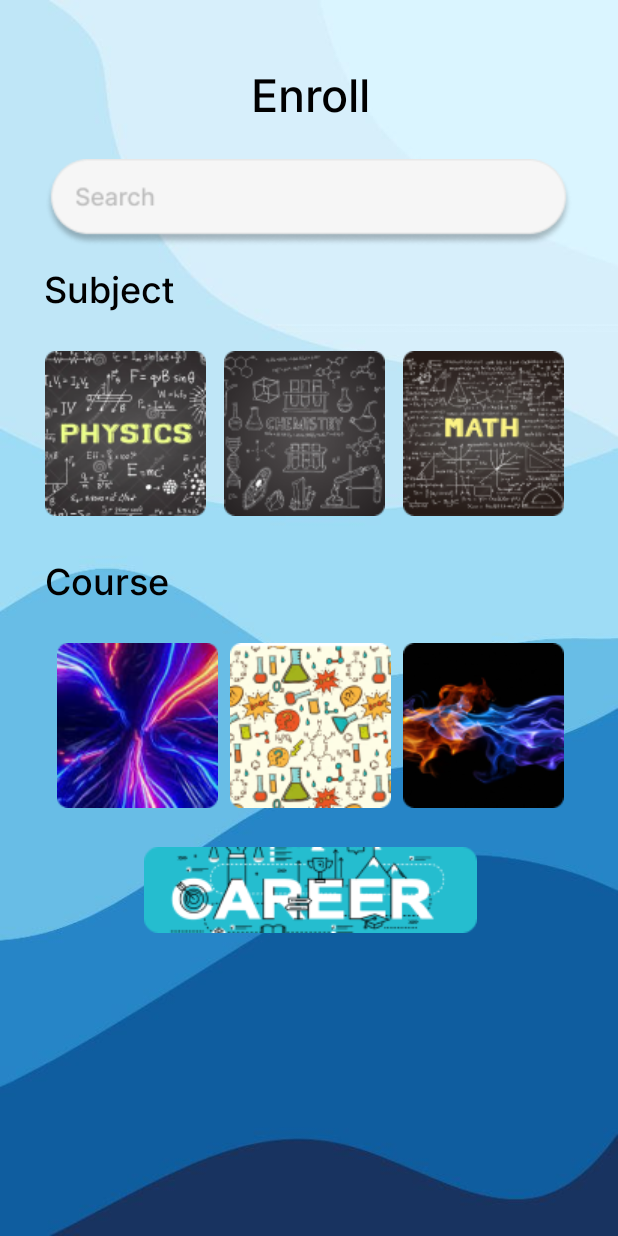
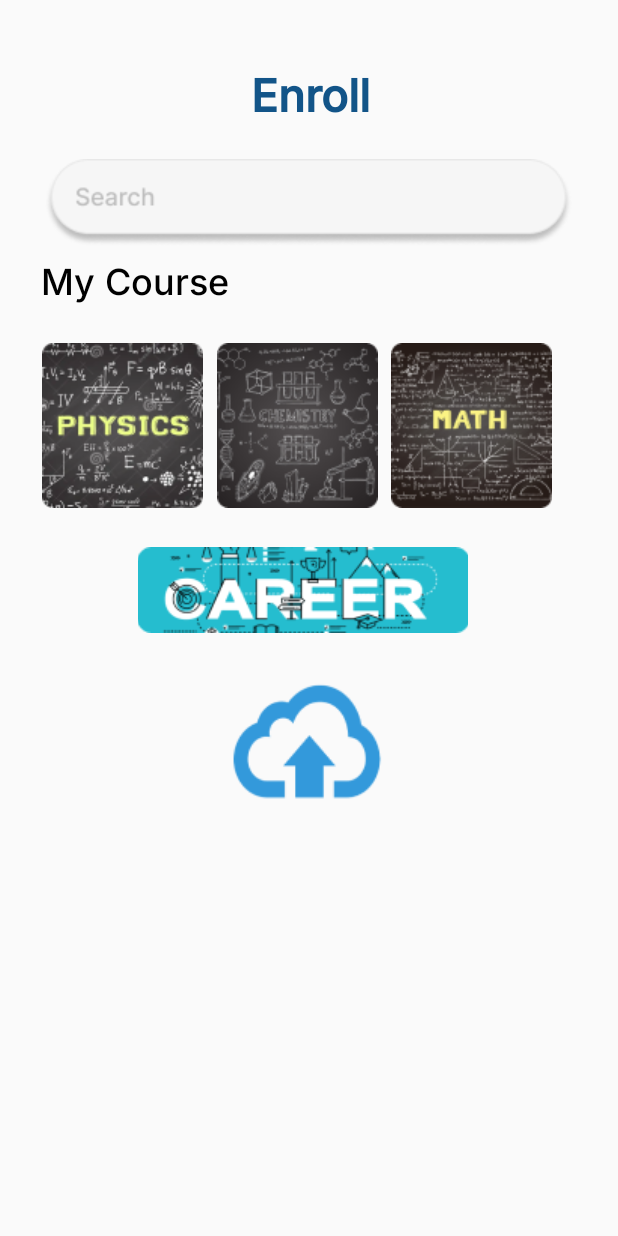
Before and after one commit to Wan2729/Fect-DO, an Android app: the Enroll screen opened directly, with no data from a screen before it, on a phone screen of 412 x 824 dp. Run offline under Robolectric (Android 15) with nearby library versions, the phone set to English and light mode, and no system bars; Roboto replaces fonts that are not available here.

Commit message:
Minor adjustment

```diff
--- a/app/src/main/res/layout/activity_enroll.xml
+++ b/app/src/main/res/layout/activity_enroll.xml
@@ -5,7 +5,6 @@
     style="@style/myHeader"
     android:layout_width="match_parent"
     android:layout_height="match_parent"
-    android:background="@drawable/wallpaper10"
     tools:context=".Enroll">
 
     <TextView
@@ -18,7 +17,9 @@
         android:layout_centerHorizontal="true"
         android:layout_marginStart="167dp"
         android:layout_marginTop="41dp"
-        android:text="Enroll" />
+        android:text="Enroll"
+        android:textColor="#125488"
+        android:textStyle="bold"/>
 
     <EditText
         android:id="@+id/editTextText5"
@@ -37,8 +38,8 @@
         android:layout_alignParentStart="true"
         android:layout_alignParentTop="true"
         android:layout_centerHorizontal="true"
-        android:layout_marginStart="14dp"
-        android:layout_marginTop="175dp"
+        android:layout_marginStart="12dp"
+        android:layout_marginTop="170dp"
         android:orientation="vertical">
 
         <TextView
@@ -47,7 +48,7 @@
             android:layout_width="match_parent"
             android:layout_height="wrap_content"
             android:layout_marginLeft="15dp"
-            android:text="Subject"
+            android:text="My Course"
             android:textSize="24sp" />
 
         <androidx.constraintlayout.widget.ConstraintLayout
@@ -87,52 +88,6 @@
                 app:srcCompat="@drawable/btnmath" />
         </androidx.constraintlayout.widget.ConstraintLayout>
 
-        <TextView
-            android:id="@+id/textView11"
-            style="@style/myText"
-            android:layout_width="match_parent"
-            android:layout_height="wrap_content"
-            android:layout_marginStart="16dp"
-            android:text="Course"
-            android:textSize="24sp" />
-
-        <androidx.constraintlayout.widget.ConstraintLayout
-            android:layout_width="match_parent"
-            android:layout_height="162dp">
-
-            <ImageView
-                android:id="@+id/btnChemKinetics"
-                android:layout_width="wrap_content"
-                android:layout_height="wrap_content"
-                android:layout_marginStart="8dp"
-                android:layout_marginEnd="8dp"
-                app:layout_constraintBottom_toBottomOf="parent"
-                app:layout_constraintEnd_toStartOf="@+id/btnChemKinetics2"
-                app:layout_constraintStart_toEndOf="@+id/btnElectricity"
-                app:layout_constraintTop_toTopOf="parent"
-                app:srcCompat="@drawable/btnchemical_kinetics" />
-
-            <ImageView
-                android:id="@+id/btnChemKinetics2"
-                android:layout_width="wrap_content"
-                android:layout_height="wrap_content"
-                android:layout_marginEnd="24dp"
-                app:layout_constraintBottom_toBottomOf="parent"
-                app:layout_constraintEnd_toEndOf="parent"
-                app:layout_constraintTop_toTopOf="parent"
-                app:srcCompat="@drawable/btnthermal" />
-
-            <ImageView
-                android:id="@+id/btnElectricity"
-                android:layout_width="wrap_content"
-                android:layout_height="wrap_content"
-                android:layout_marginStart="24dp"
-                app:layout_constraintBottom_toBottomOf="parent"
-                app:layout_constraintStart_toStartOf="parent"
-                app:layout_constraintTop_toTopOf="parent"
-                app:srcCompat="@drawable/btnelectricity" />
-        </androidx.constraintlayout.widget.ConstraintLayout>
-
         <ImageButton
             android:id="@+id/btnCareer"
             android:layout_width="match_parent"
@@ -142,6 +97,25 @@
             android:background="#00FFFFFF"
             android:src="@drawable/btncareer" />
 
+        <TextView
+            android:id="@+id/textView11"
+            style="@style/myText"
+            android:layout_width="match_parent"
+            android:layout_height="wrap_content"
+            android:layout_marginLeft="15dp"
+            android:text=""
+            android:textSize="24sp" />
+
+
+        <ImageButton
+            android:id="@+id/btnUpload"
+            android:layout_width="220dp"
+            android:layout_height="79dp"
+            android:layout_marginLeft="80dp"
+            android:layout_marginRight="80dp"
+            android:background="#00FFFFFF"
+            android:src="@drawable/btn_upload" />
+
     </LinearLayout>
 
 </RelativeLayout>
```
Also changed, not shown: app/src/main/res/drawable/btn_upload.png (added), app/src/main/res/drawable/roundshapebtn.xml (renamed from app/src/main/res/drawable/RoundShapeBtn.xml).
